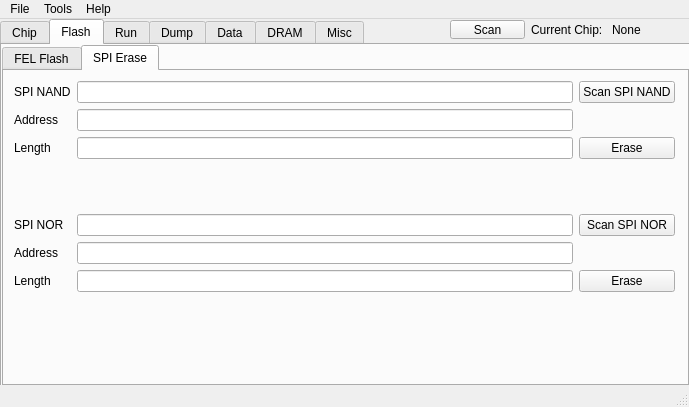
Before: the Qt Designer form src/mainwindow.ui in YuzukiTsuru/YFEL, drawn with Qt 5.
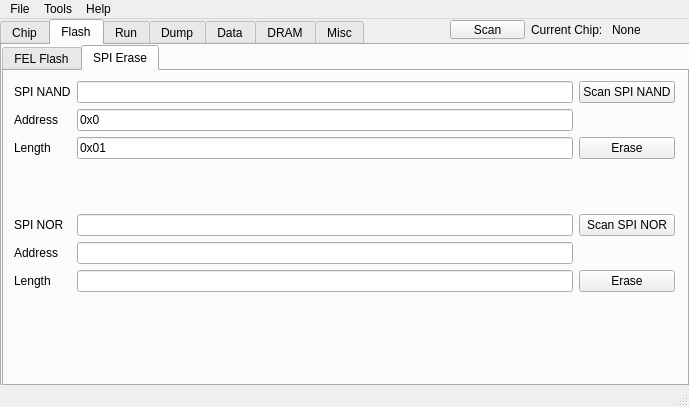
After: the same form once the commit is applied. The open tabs and pages were chosen to show the change.

Commit message: god help us all

```diff
--- a/src/mainwindow.ui
+++ b/src/mainwindow.ui
@@ -514,7 +514,11 @@
         </property>
         <layout class="QGridLayout" name="gridLayout_4">
          <item row="3" column="3">
-          <widget class="QLineEdit" name="flash_spi_erase_spi_nand_length_lineEdit"/>
+          <widget class="QLineEdit" name="flash_spi_erase_spi_nand_length_lineEdit">
+           <property name="text">
+            <string>0x01</string>
+           </property>
+          </widget>
          </item>
          <item row="7" column="3">
           <widget class="QLineEdit" name="flash_spi_erase_spi_nor_addr_lineEdit"/>
@@ -581,7 +585,11 @@
           </widget>
          </item>
          <item row="2" column="3">
-          <widget class="QLineEdit" name="flash_spi_erase_spi_nand_addr_lineEdit"/>
+          <widget class="QLineEdit" name="flash_spi_erase_spi_nand_addr_lineEdit">
+           <property name="text">
+            <string>0x0</string>
+           </property>
+          </widget>
          </item>
          <item row="6" column="4">
           <widget class="QPushButton" name="flash_spi_erase_spi_nor_scan_button">
```
Left out of the diff: 2 changed lines with no effect on the pictures.
